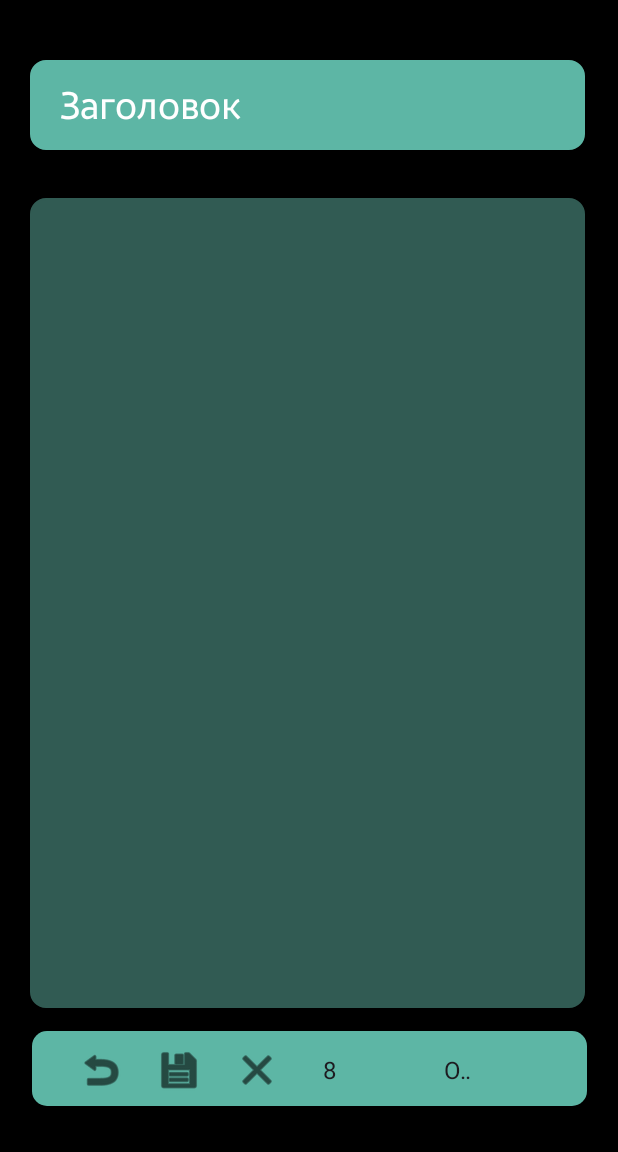
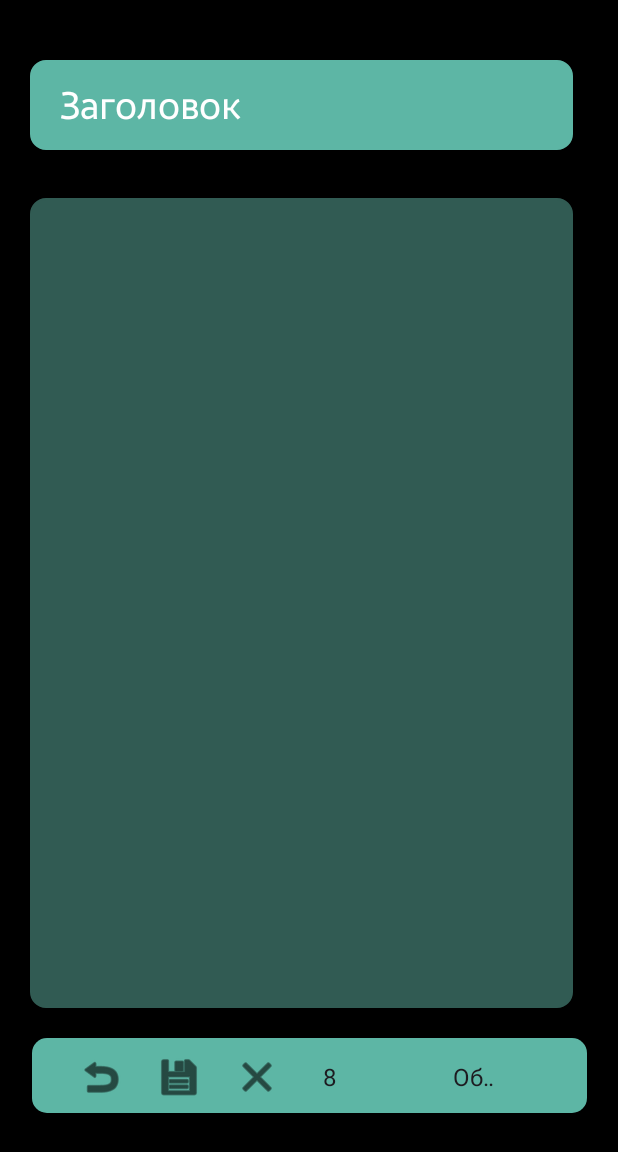
Before and after one commit to Xakepl/MyNotesPad, an Android app: the editor screen opened directly, with no data from a screen before it, on a phone screen of 412 x 824 dp. Shown: the top 1152 px of the screen. Run offline under Robolectric (Android 15) with nearby library versions, the phone set to English and light mode, and no system bars; Roboto replaces fonts that are not available here.

Commit message:
prikolchiki +presentation

```diff
--- a/app/src/main/res/layout/activity_editor.xml
+++ b/app/src/main/res/layout/activity_editor.xml
@@ -11,15 +11,17 @@
 
     <LinearLayout
         android:layout_width="match_parent"
-        android:layout_height="wrap_content"
+        android:layout_height="692dp"
+        android:layout_marginEnd="10dp"
         android:orientation="vertical">
 
         <EditText
             android:id="@+id/titleText"
-            android:layout_width="370dp"
+            android:layout_width="match_parent"
             android:layout_height="60dp"
             android:layout_marginStart="20dp"
             android:layout_marginTop="40dp"
+            android:layout_marginEnd="20dp"
             android:background="@drawable/ltgray"
             android:backgroundTint="#5DB6A5"
             android:ems="10"
@@ -35,10 +37,11 @@
 
         <EditText
             android:id="@+id/textC"
-            android:layout_width="370dp"
+            android:layout_width="match_parent"
             android:layout_height="540dp"
             android:layout_marginStart="20dp"
             android:layout_marginTop="32dp"
+            android:layout_marginEnd="20dp"
             android:layout_marginBottom="15dp"
             android:background="@drawable/gray"
             android:backgroundTint="#315B53"
@@ -54,7 +57,9 @@
 
     <androidx.constraintlayout.widget.ConstraintLayout
         android:layout_width="match_parent"
-        android:layout_height="match_parent">
+        android:layout_height="match_parent"
+        android:layout_marginStart="5dp"
+        android:layout_marginEnd="5dp">
 
         <com.google.android.material.appbar.MaterialToolbar
             android:id="@+id/materialToolbar"
@@ -69,8 +74,8 @@
 
         <LinearLayout
             android:id="@+id/linearLayout"
-            android:layout_width="358dp"
-            android:layout_height="45dp"
+            android:layout_width="0dp"
+            android:layout_height="wrap_content"
             android:layout_marginBottom="5dp"
             android:orientation="horizontal"
             android:paddingStart="10dp"
@@ -78,10 +83,10 @@
             android:paddingEnd="20dp"
             app:layout_constraintBottom_toBottomOf="@+id/materialToolbar"
             app:layout_constraintEnd_toEndOf="@+id/materialToolbar"
-            app:layout_constraintHorizontal_bias="0.0"
+            app:layout_constraintHorizontal_bias="0.492"
             app:layout_constraintStart_toStartOf="@+id/materialToolbar"
             app:layout_constraintTop_toTopOf="@+id/materialToolbar"
-            app:layout_constraintVertical_bias="1.0">
+            app:layout_constraintVertical_bias="0.0">
 
             <ImageView
                 android:id="@+id/back"
```
